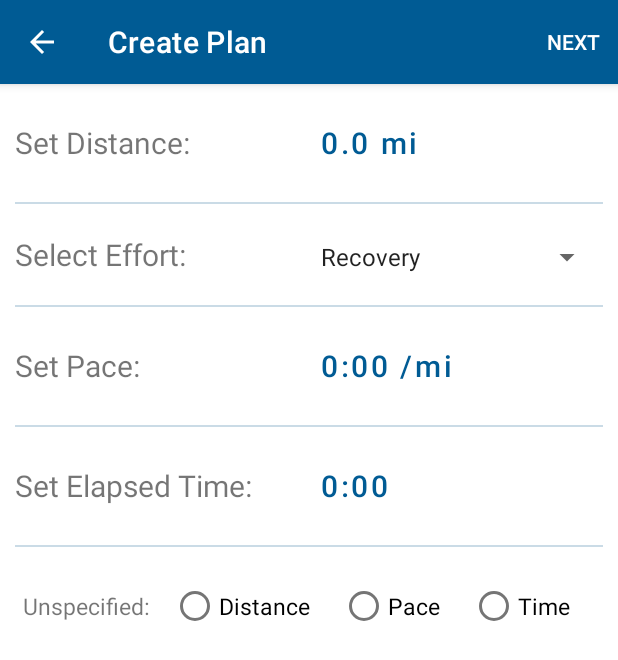
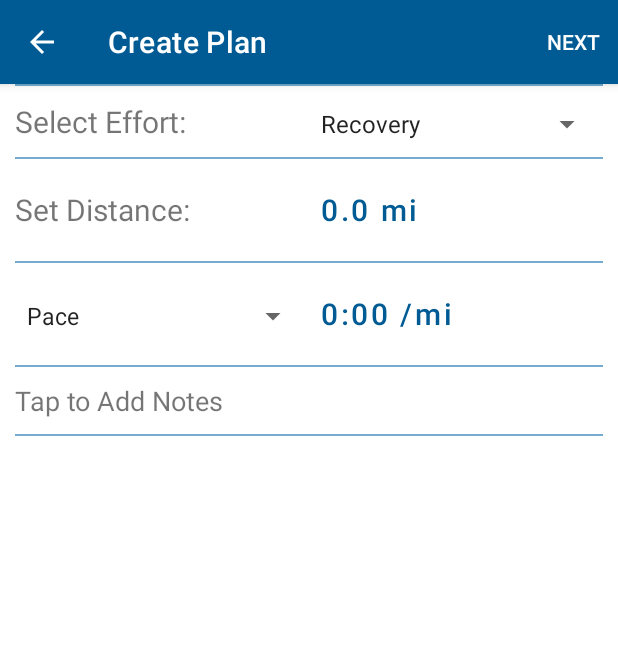
Before and after one commit to ETS-Android2/JANI, an Android app: the fragment DispRun2Fragment placed in its activity, after a tap on "Interval 1", on a phone screen of 412 x 824 dp. Shown: the top 660 px of the screen. Run offline under Robolectric (Android 15) with nearby library versions, the phone set to English and light mode, and no system bars; 1 statement that could not run was skipped; 1 other tap on this screen came first.

```diff
--- a/app/src/main/java/com/sticknology/jani/run2/DispRun2Adapter.java
+++ b/app/src/main/java/com/sticknology/jani/run2/DispRun2Adapter.java
@@ -132,6 +132,9 @@ public class DispRun2Adapter extends DispRun2ViewHolders {
 
             }
         });
+
+
+        textViewMap.get("intervalFrag");
     }
 
     //Action Card OBVH
--- a/app/src/main/java/com/sticknology/jani/run2/DispRun2ViewHolders.java
+++ b/app/src/main/java/com/sticknology/jani/run2/DispRun2ViewHolders.java
@@ -24,7 +24,7 @@ public class DispRun2ViewHolders extends RecyclerView.Adapter<RecyclerView.ViewH
     //String identifiers to get textview from hashtable for IntervalHolder
     public final String cardLabel = "cardLabel", intervalTime = "intervalTime",
             intervalDistance = "intervalDistance", intervalPace = "intervalPace",
-            intervalEffort = "intervalEffort";
+            intervalEffort = "intervalEffort", intervalFrag = "intervalFrag";
 
     public class IntervalHolder extends RecyclerView.ViewHolder {
 
@@ -44,6 +44,9 @@ public class DispRun2ViewHolders extends RecyclerView.Adapter<RecyclerView.ViewH
             textViewHTable.put(intervalDistance, v.findViewById(R.id.run2_interval_distance));
             textViewHTable.put(intervalPace, v.findViewById(R.id.run2_interval_pace));
             textViewHTable.put(intervalEffort, v.findViewById(R.id.run2_interval_effort));
+
+            //TODO: THESE ARE A TEST
+            textViewHTable.put(intervalFrag, v.findViewById(R.id.run2_interval_frag));
 
             //Create other references needed
             intervalCard = v.findViewById(R.id.run2_disp_interval);
--- a/app/src/main/java/com/sticknology/jani/run2/EditRun2Fragment.java
+++ b/app/src/main/java/com/sticknology/jani/run2/EditRun2Fragment.java
@@ -8,6 +8,7 @@ import android.view.MenuInflater;
 import android.view.MenuItem;
 import android.view.View;
 import android.view.ViewGroup;
+import android.widget.AdapterView;
 import android.widget.ArrayAdapter;
 import android.widget.Button;
 import android.widget.EditText;
@@ -29,6 +30,7 @@ import com.sticknology.jani.uiCommon.TwoNumberPicker;
 import com.sticknology.jani.uiMethodsCommon.SpinnerMethods;
 
 import java.util.ArrayList;
+import java.util.List;
 
 import static com.sticknology.jani.run2.DispRun2Fragment.dispRun;
 
@@ -122,24 +124,46 @@ public class EditRun2Fragment extends Fragment {
     public void ovcInterval(View view, Bundle savedInstanceState){
 
         //Set up distance picker
-        Button distanceButton = getView().findViewById(R.id.run2_edit_distance);
+        Button distanceButton = getView().findViewById(R.id.run2_edit_button1);
         distanceButton.setText(dispRun.getIntervals().get(mIntervalIndex).getDistance().getStringDistance());
         TwoNumberPicker distancePicker = new TwoNumberPicker();
         distancePicker.twoPickerDialog(distanceButton, getView(), getActivity(), getContext(), "Distance");
 
-        //Set up pace picker
-        Button paceButton = getView().findViewById(R.id.run2_edit_pace);
-        String paceDisplay = dispRun.getIntervals().get(mIntervalIndex).getPace().getDispString() + " /mi";
-        paceButton.setText(paceDisplay);
-        TwoNumberPicker pacePicker = new TwoNumberPicker();
-        pacePicker.twoPickerDialog(paceButton, getView(), getActivity(), getContext(), "Pace");
+        //Set up 2nd field spinner
+        List<String> fieldList = new ArrayList<String>();
+        fieldList.add("Pace");
+        fieldList.add("Time");
+        Spinner fieldSpinner = getView().findViewById(R.id.run2_edit_label1);
+        ArrayAdapter<String> fieldAdapter = new ArrayAdapter<String>(getActivity(),
+                android.R.layout.simple_spinner_item, fieldList);
+        fieldAdapter.setDropDownViewResource(android.R.layout.simple_spinner_dropdown_item);
+        fieldSpinner.setAdapter(fieldAdapter);
+        fieldSpinner.setOnItemSelectedListener(new AdapterView.OnItemSelectedListener() {
+            @Override
+            public void onItemSelected(AdapterView<?> adapterView, View view, int i, long l) {
 
-        //Set up time picker
-        Button timeButton = getView().findViewById(R.id.run2_edit_time);
-        String timeDisplay = dispRun.getIntervals().get(mIntervalIndex).getTime().getDispString();
-        timeButton.setText(timeDisplay);
-        ThreeNumberPicker timePicker = new ThreeNumberPicker();
-        timePicker.threePickerDialog(timeButton, getView(), getActivity(), getContext(), "Time");
+                Button fieldButton = getView().findViewById(R.id.run2_edit_button2);
+
+                if(fieldSpinner.getSelectedItem().toString().equals("Pace")){
+                    //Set up pace picker
+                    TwoNumberPicker twoNumberPicker = new TwoNumberPicker();
+                    String paceDisplay = dispRun.getIntervals().get(mIntervalIndex).getPace().getDispString() + " /mi";
+                    fieldButton.setText(paceDisplay);
+                    twoNumberPicker.twoPickerDialog(fieldButton, getView(), getActivity(), getContext(), "Pace");
+
+                } else {
+                    //Set up time picker
+                    ThreeNumberPicker threeNumberPicker = new ThreeNumberPicker();
+                    String timeDisplay = dispRun.getIntervals().get(mIntervalIndex).getTime().getDispString();
+                    fieldButton.setText(timeDisplay);
+                    threeNumberPicker.threePickerDialog(fieldButton, getView(), getActivity(), getContext(), "Time");
+                }
+            }
+
+            @Override
+            public void onNothingSelected(AdapterView<?> adapterView) {}
+        });
+        fieldSpinner.setSelection(0);
 
         //Set up effort spinner
         Spinner effortSpinner = getView().findViewById(R.id.run2_edit_effort);
@@ -209,9 +233,8 @@ public class EditRun2Fragment extends Fragment {
 
             } else if(mEditType.equals("INTERVAL")){
                 //Set base objects
-                Button distanceButton = getView().findViewById(R.id.run2_edit_distance);
-                Button timeButton = getView().findViewById(R.id.run2_edit_time);
-                Button paceButton = getView().findViewById(R.id.run2_edit_pace);
+                Button distanceButton = getView().findViewById(R.id.run2_edit_button1);
+                Button paceButton = getView().findViewById(R.id.run2_edit_button2);
                 Spinner effortSpinner = getView().findViewById(R.id.run2_edit_effort);
 
                 //Save data to object
@@ -221,10 +244,10 @@ public class EditRun2Fragment extends Fragment {
 
                 MyOperations myOperations = new MyOperations();
                 MyTime paceTime = myOperations.getTimeObjectString(paceButton.getText().toString());
-                MyTime durationTime = myOperations.getTimeObjectString(timeButton.getText().toString());
+                //MyTime durationTime = myOperations.getTimeObjectString(timeButton.getText().toString());
 
                 Interval2 newInterval = new Interval2(intervalDistance,
-                        effortSpinner.getSelectedItem().toString(), paceTime, durationTime);
+                        effortSpinner.getSelectedItem().toString(), paceTime, new MyTime(0, 0, 0));
 
                 //Checks if should replace the interval or append it to the end of the list
                 if(mIntervalIndex < dispRun.getIntervals().size()){
--- /dev/null
+++ b/app/src/main/java/com/sticknology/jani/run2/run2_detail.txt
@@ -0,0 +1,4 @@
+Edit Interval Options:
+Distance/Pace
+Distance/Time
+Time/Pace
--- a/app/src/main/res/layout/run2_edit_interval.xml
+++ b/app/src/main/res/layout/run2_edit_interval.xml
@@ -5,42 +5,16 @@
     android:orientation="vertical"
     android:paddingHorizontal="10dp">
 
-    <LinearLayout
-        android:layout_width="match_parent"
-        android:layout_height="wrap_content"
-        android:orientation="horizontal"
-        android:layout_marginVertical="15dp">
-
-        <TextView
-            android:layout_width="0dp"
-            android:layout_weight="1"
-            android:layout_height="wrap_content"
-            android:text="Set Distance:  "
-            android:textSize="20sp"/>
-
-        <Button
-            android:layout_width="0dp"
-            android:layout_weight="1"
-            android:layout_height="wrap_content"
-            style="@style/Widget.MaterialComponents.Button.TextButton"
-            android:id="@+id/run2_edit_distance"
-            android:text="0 mi"
-            android:gravity="left"
-            android:textSize="20sp"
-            android:textAllCaps="false"/>
-
-    </LinearLayout>
-
     <View
         android:layout_width="match_parent"
         android:layout_height="1dp"
-        android:background="@color/theme5"/>
+        android:background="@color/theme4"/>
 
     <LinearLayout
         android:layout_width="match_parent"
         android:layout_height="wrap_content"
         android:orientation="horizontal"
-        android:layout_marginVertical="20dp">
+        android:layout_marginVertical="10dp">
 
         <TextView
             android:layout_width="0dp"
@@ -60,27 +34,58 @@
     <View
         android:layout_width="match_parent"
         android:layout_height="1dp"
-        android:background="@color/theme5"/>
+        android:background="@color/theme4"/>
 
     <LinearLayout
         android:layout_width="match_parent"
         android:layout_height="wrap_content"
         android:orientation="horizontal"
-        android:layout_marginVertical="15dp">
+        android:layout_marginVertical="10dp">
 
         <TextView
             android:layout_width="0dp"
             android:layout_weight="1"
             android:layout_height="wrap_content"
-            android:textSize="20sp"
-            android:text="Set Pace:  "/>
+            android:text="Set Distance:  "
+            android:textSize="20sp"/>
 
         <Button
             android:layout_width="0dp"
             android:layout_weight="1"
             android:layout_height="wrap_content"
             style="@style/Widget.MaterialComponents.Button.TextButton"
-            android:id="@+id/run2_edit_pace"
+            android:id="@+id/run2_edit_button1"
+            android:text="0 mi"
+            android:gravity="left"
+            android:textSize="20sp"
+            android:textAllCaps="false"/>
+
+    </LinearLayout>
+
+    <View
+        android:layout_width="match_parent"
+        android:layout_height="1dp"
+        android:background="@color/theme4"
+        android:id="@+id/run2_edit_divider1"/>
+
+    <LinearLayout
+        android:layout_width="match_parent"
+        android:layout_height="wrap_content"
+        android:orientation="horizontal"
+        android:layout_marginVertical="10dp">
+
+        <Spinner
+            android:layout_width="0dp"
+            android:layout_weight="1"
+            android:layout_height="wrap_content"
+            android:id="@+id/run2_edit_label1"/>
+
+        <Button
+            android:layout_width="0dp"
+            android:layout_weight="1"
+            android:layout_height="wrap_content"
+            style="@style/Widget.MaterialComponents.Button.TextButton"
+            android:id="@+id/run2_edit_button2"
             android:textSize="20sp"
             android:gravity="left"
             android:text="0:00 /mi"
@@ -91,126 +96,26 @@
     <View
         android:layout_width="match_parent"
         android:layout_height="1dp"
-        android:background="@color/theme5"/>
+        android:background="@color/theme4"/>
 
-    <LinearLayout
+    <TextView
         android:layout_width="match_parent"
         android:layout_height="wrap_content"
-        android:orientation="horizontal"
-        android:layout_marginVertical="15dp">
-
-        <TextView
-            android:layout_width="0dp"
-            android:layout_weight="1"
-            android:layout_height="wrap_content"
-            android:textSize="20sp"
-            android:text="Set Elapsed Time:"/>
-
-        <Button
-            android:layout_width="0dp"
-            android:layout_weight="1"
-            android:layout_height="wrap_content"
-            style="@style/Widget.MaterialComponents.Button.TextButton"
-            android:id="@+id/run2_edit_time"
-            android:textSize="20sp"
-            android:gravity="left"
-            android:text="0:00"/>
-
-    </LinearLayout>
+        android:text="Tap to Add Notes"
+        android:id="@+id/run2_edit_inotes"
+        android:clickable="true"
+        android:focusable="true"
+        android:textSize="18sp"
+        android:layout_marginVertical="10dp"/>
 
     <View
         android:layout_width="match_parent"
         android:layout_height="1dp"
-        android:background="@color/theme5"/>
-
-    <LinearLayout
-        android:layout_width="match_parent"
-        android:layout_height="wrap_content"
-        android:orientation="horizontal"
-        android:layout_marginHorizontal="5dp"
-        android:layout_marginVertical="15dp">
-
-        <TextView
-            android:layout_width="wrap_content"
-            android:layout_height="wrap_content"
-            android:text="Unspecified: "
-            android:textSize="15dp"
-            android:layout_gravity="center"/>
-
-        <RadioGroup
-            android:layout_width="0dp"
-            android:layout_weight="1"
-            android:layout_height="wrap_content"
-            android:orientation="horizontal">
-
-            <RadioButton
-                android:layout_width="wrap_content"
-                android:layout_height="wrap_content"
-                android:layout_marginHorizontal="10dp"
-                android:text="Distance"
-                android:id="@+id/run2_edit_radio1"
-                android:layout_gravity="center_horizontal"
-                android:checked="false"
-                android:textSize="15dp" />
-
-            <RadioButton
-                android:layout_width="wrap_content"
-                android:layout_marginHorizontal="10dp"
-                android:layout_height="wrap_content"
-                android:text="Pace"
-                android:id="@+id/run2_edit_radio2"
-                android:layout_gravity="center_horizontal"
-                android:checked="false"
-                android:textSize="15dp"/>
-
-            <RadioButton
-                android:layout_width="wrap_content"
-                android:layout_height="wrap_content"
-                android:layout_marginHorizontal="10dp"
-                android:text="Time"
-                android:id="@+id/run2_edit_radio3"
-                android:layout_gravity="center_horizontal"
-                android:checked="false"
-                android:textSize="15dp" />
-
-        </RadioGroup>
-
-    </LinearLayout>
+        android:background="@color/theme4"/>
 
     <Space
         android:layout_width="wrap_content"
         android:layout_height="0dp"
         android:layout_weight="1"/>
 
-    <!--
-
-    <LinearLayout
-        android:layout_width="match_parent"
-        android:layout_height="wrap_content"
-        android:orientation="horizontal"
-        android:layout_marginBottom="10dp">
-
-        <Space
-            android:layout_width="0dp"
-            android:layout_height="wrap_content"
-            android:layout_weight="1"/>
-
-        <Button
-            android:layout_width="wrap_content"
-            android:layout_height="wrap_content"
-            style="@style/Widget.MaterialComponents.Button.TextButton"
-            android:id="@+id/run2_edit_delete"
-            android:text="Delete"
-            android:layout_marginRight="20dp"/>
-
-        <Button
-            android:layout_width="wrap_content"
-            android:layout_height="wrap_content"
-            android:layout_gravity="right"
-            android:id="@+id/run2_edit_save"
-            android:text="Save"
-            style="@style/Widget.MaterialComponents.Button.OutlinedButton"/>
-
-    </LinearLayout>-->
-
 </LinearLayout>
--- a/app/src/main/res/layout/run2_item_intervalcard.xml
+++ b/app/src/main/res/layout/run2_item_intervalcard.xml
@@ -165,8 +165,12 @@
 
         </LinearLayout>
 
-
-
     </LinearLayout>
 
+    <androidx.fragment.app.FragmentContainerView
+        android:layout_width="match_parent"
+        android:layout_height="wrap_content"
+        android:id="@+id/run2_interval_frag"
+        android:layout_gravity="bottom"/>
+
 </androidx.cardview.widget.CardView>
```
